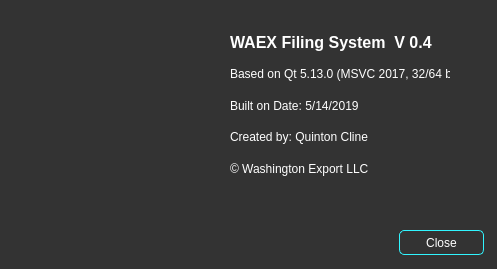
This is WaExport/aboutwindow.ui in qrcline/WAEX_File_Organizer as Qt 5 draws it before an edit. The edited form follows.
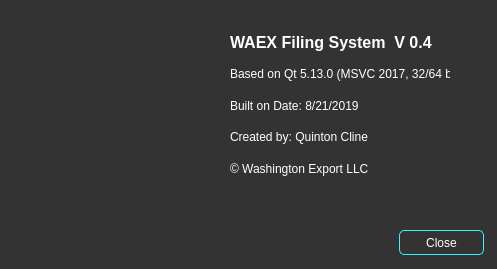
This is the edited form.

```diff
--- a/WaExport/aboutwindow.ui
+++ b/WaExport/aboutwindow.ui
@@ -112,7 +112,7 @@
        <string notr="true">color: rgb(255, 255, 255);</string>
       </property>
       <property name="text">
-       <string>Built on Date: 5/14/2019</string>
+       <string>Built on Date: 8/21/2019</string>
       </property>
      </widget>
     </item>
```
